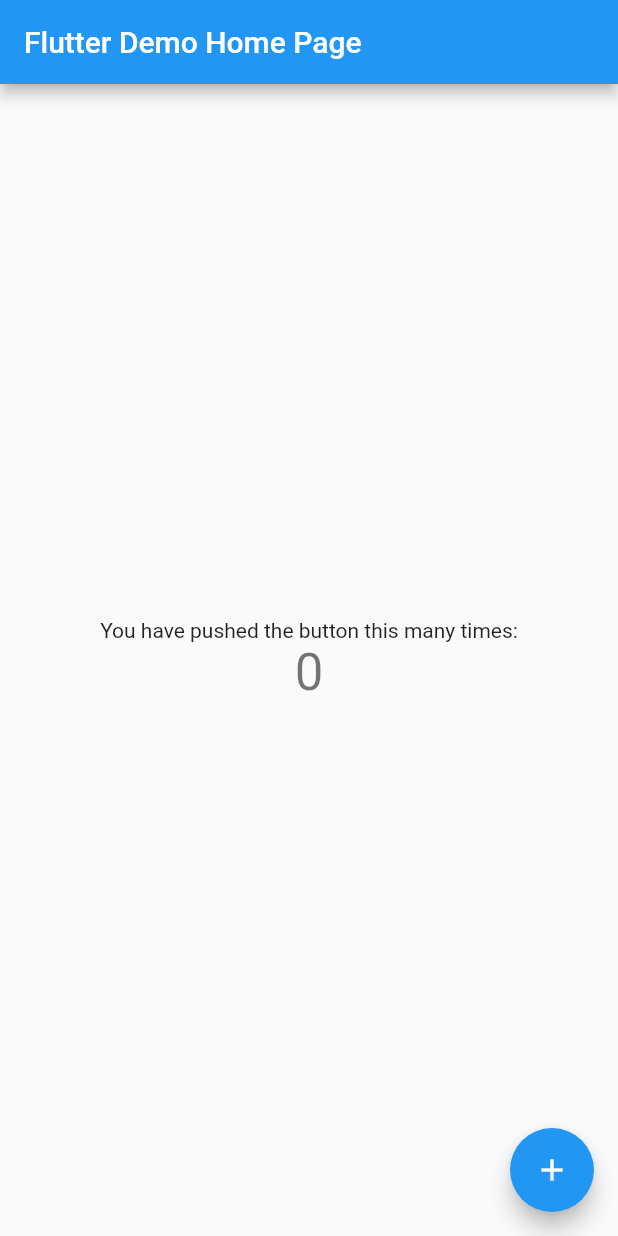
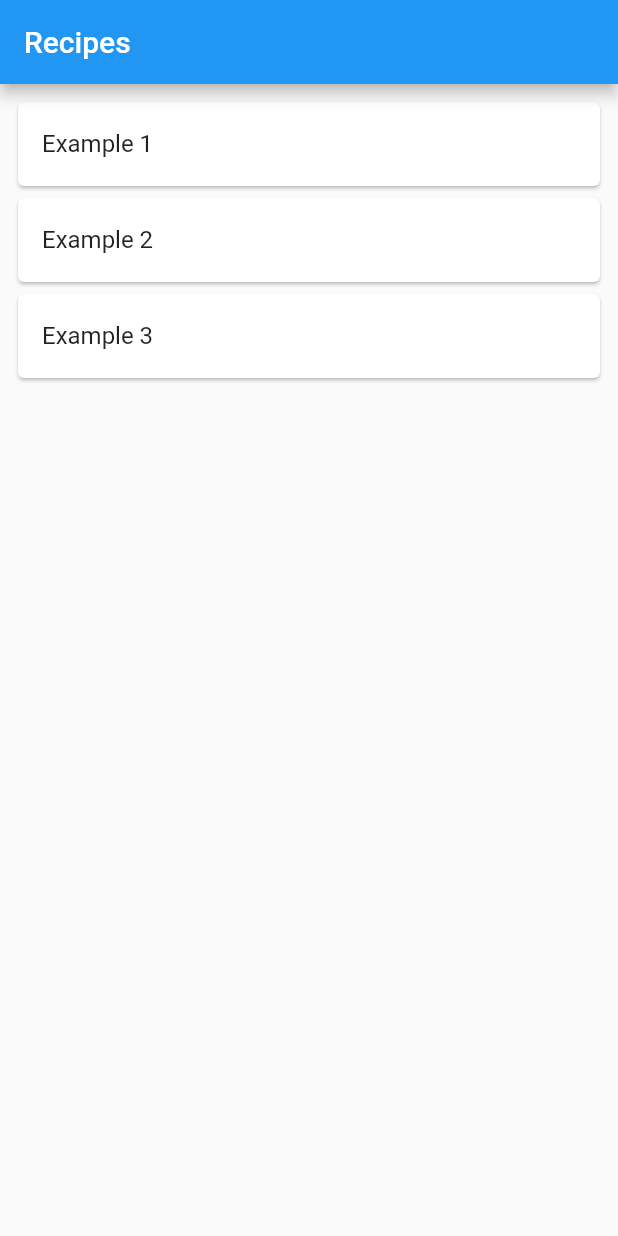
Before and after one commit to lassilaiho/recipe_manager, a Flutter app: the screen it shows after launch, on a phone screen of 412 x 824 dp. Run offline on Flutter 3.47's test engine with Material 2 defaults, Android fonts, the phone set to English and light mode, and no system bars.

Commit message:
Add a recipe view

```diff
--- a/lib/main.dart
+++ b/lib/main.dart
@@ -1,111 +1,18 @@
 import 'package:flutter/material.dart';
+
+import 'recipe_view.dart';
 
 void main() => runApp(MyApp());
 
 class MyApp extends StatelessWidget {
-  // This widget is the root of your application.
   @override
   Widget build(BuildContext context) {
     return MaterialApp(
-      title: 'Flutter Demo',
+      title: 'Recipe Manager',
       theme: ThemeData(
-        // This is the theme of your application.
-        //
-        // Try running your application with "flutter run". You'll see the
-        // application has a blue toolbar. Then, without quitting the app, try
-        // changing the primarySwatch below to Colors.green and then invoke
-        // "hot reload" (press "r" in the console where you ran "flutter run",
-        // or simply save your changes to "hot reload" in a Flutter IDE).
-        // Notice that the counter didn't reset back to zero; the application
-        // is not restarted.
         primarySwatch: Colors.blue,
       ),
-      home: MyHomePage(title: 'Flutter Demo Home Page'),
+      home: RecipeView(),
     );
   }
 }
-
-class MyHomePage extends StatefulWidget {
-  MyHomePage({Key key, this.title}) : super(key: key);
-
-  // This widget is the home page of your application. It is stateful, meaning
-  // that it has a State object (defined below) that contains fields that affect
-  // how it looks.
-
-  // This class is the configuration for the state. It holds the values (in this
-  // case the title) provided by the parent (in this case the App widget) and
-  // used by the build method of the State. Fields in a Widget subclass are
-  // always marked "final".
-
-  final String title;
-
-  @override
-  _MyHomePageState createState() => _MyHomePageState();
-}
-
-class _MyHomePageState extends State<MyHomePage> {
-  int _counter = 0;
-
-  void _incrementCounter() {
-    setState(() {
-      // This call to setState tells the Flutter framework that something has
-      // changed in this State, which causes it to rerun the build method below
-      // so that the display can reflect the updated values. If we changed
-      // _counter without calling setState(), then the build method would not be
-      // called again, and so nothing would appear to happen.
-      _counter++;
-    });
-  }
-
-  @override
-  Widget build(BuildContext context) {
-    // This method is rerun every time setState is called, for instance as done
-    // by the _incrementCounter method above.
-    //
-    // The Flutter framework has been optimized to make rerunning build methods
-    // fast, so that you can just rebuild anything that needs updating rather
-    // than having to individually change instances of widgets.
-    return Scaffold(
-      appBar: AppBar(
-        // Here we take the value from the MyHomePage object that was created by
-        // the App.build method, and use it to set our appbar title.
-        title: Text(widget.title),
-      ),
-      body: Center(
-        // Center is a layout widget. It takes a single child and positions it
-        // in the middle of the parent.
-        child: Column(
-          // Column is also layout widget. It takes a list of children and
-          // arranges them vertically. By default, it sizes itself to fit its
-          // children horizontally, and tries to be as tall as its parent.
-          //
-          // Invoke "debug painting" (press "p" in the console, choose the
-          // "Toggle Debug Paint" action from the Flutter Inspector in Android
-          // Studio, or the "Toggle Debug Paint" command in Visual Studio Code)
-          // to see the wireframe for each widget.
-          //
-          // Column has various properties to control how it sizes itself and
-          // how it positions its children. Here we use mainAxisAlignment to
-          // center the children vertically; the main axis here is the vertical
-          // axis because Columns are vertical (the cross axis would be
-          // horizontal).
-          mainAxisAlignment: MainAxisAlignment.center,
-          children: <Widget>[
-            Text(
-              'You have pushed the button this many times:',
-            ),
-            Text(
-              '$_counter',
-              style: Theme.of(context).textTheme.display1,
-            ),
-          ],
-        ),
-      ),
-      floatingActionButton: FloatingActionButton(
-        onPressed: _incrementCounter,
-        tooltip: 'Increment',
-        child: Icon(Icons.add),
-      ), // This trailing comma makes auto-formatting nicer for build methods.
-    );
-  }
-}
--- /dev/null
+++ b/lib/recipe.dart
@@ -0,0 +1,10 @@
+class Recipe {
+  final int id;
+  final String name;
+  final String description;
+  final List<String> ingredients;
+  final String steps;
+
+  const Recipe(
+      {this.id, this.name, this.description, this.ingredients, this.steps});
+}
--- /dev/null
+++ b/lib/recipe_view.dart
@@ -0,0 +1,60 @@
+import 'package:flutter/material.dart';
+
+import 'recipe.dart';
+
+class RecipeView extends StatelessWidget {
+  final recipes = [
+    const Recipe(
+      id: 0,
+      name: 'Example 1',
+      description: 'An example recipe',
+      ingredients: [
+        'Ingredient 1',
+        'Ingredient 2',
+        'Ingredient 3',
+      ],
+      steps: 'Mix the ingredients',
+    ),
+    const Recipe(
+      id: 1,
+      name: 'Example 2',
+      description: 'An example recipe',
+      ingredients: [
+        'Ingredient 1',
+        'Ingredient 2',
+        'Ingredient 3',
+      ],
+      steps: 'Mix the ingredients',
+    ),
+    const Recipe(
+      id: 2,
+      name: 'Example 3',
+      description: 'An example recipe',
+      ingredients: [
+        'Ingredient 1',
+        'Ingredient 2',
+        'Ingredient 3',
+      ],
+      steps: 'Mix the ingredients',
+    ),
+  ];
+
+  @override
+  Widget build(BuildContext context) {
+    return Scaffold(
+      appBar: AppBar(
+        title: const Text('Recipes'),
+      ),
+      body: ListView(
+        padding: const EdgeInsets.all(8),
+        children: recipes
+            .map((recipe) => Card(
+                  child: ListTile(
+                    title: Text(recipe.name),
+                  ),
+                ))
+            .toList(),
+      ),
+    );
+  }
+}
```
